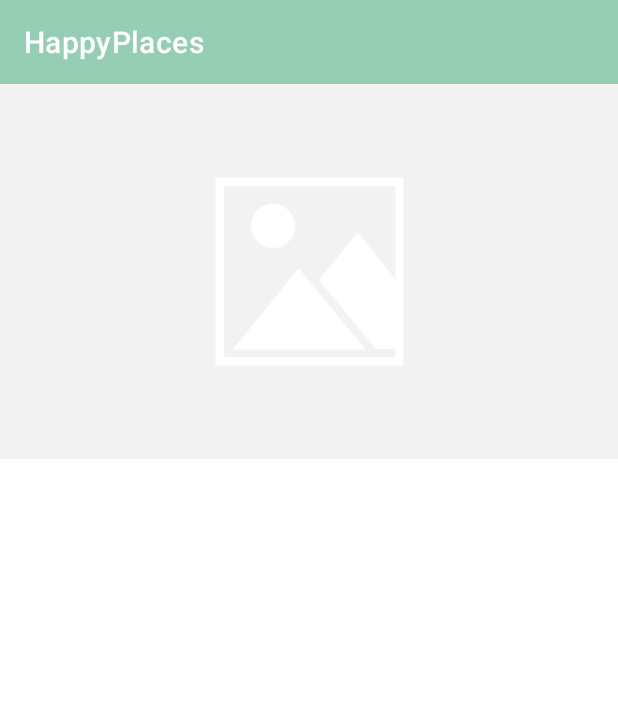
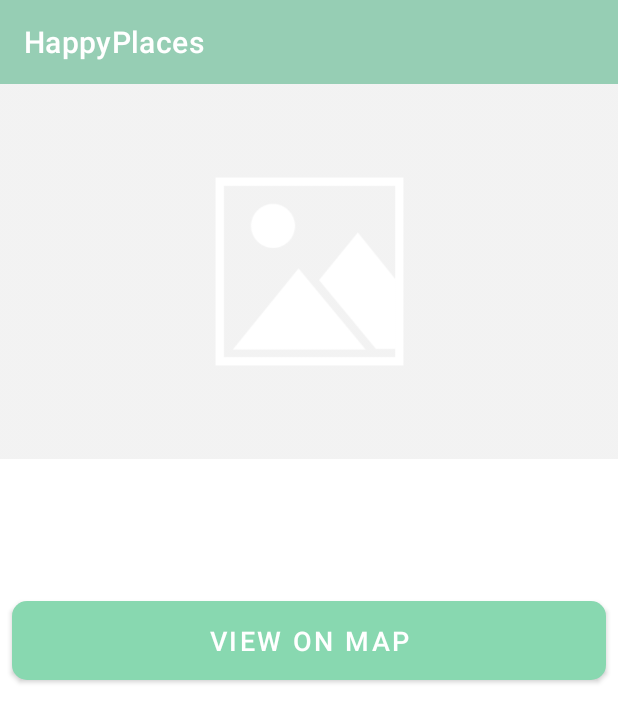
Before and after one commit to rikucherry1993/kotlin_mini_projects, an Android app: the HappyPlaceDetailActivity screen opened directly, with no data from a screen before it, on a phone screen of 412 x 824 dp. Shown: the top 722 px of the screen. Run offline under Robolectric (Android 15) with nearby library versions, the light colour scheme and no system bars.

Commit message:
Add view on map button

```diff
--- a/HappyPlaces/app/src/main/java/com/rikucherry/happyplaces/ui/HappyPlaceDetailActivity.kt
+++ b/HappyPlaces/app/src/main/java/com/rikucherry/happyplaces/ui/HappyPlaceDetailActivity.kt
@@ -1,5 +1,6 @@
 package com.rikucherry.happyplaces.ui
 
+import android.content.Intent
 import android.net.Uri
 import android.os.Bundle
 import androidx.appcompat.app.AppCompatActivity
@@ -31,6 +32,11 @@ class HappyPlaceDetailActivity : AppCompatActivity() {
             iv_place_image_detail.setImageURI(Uri.parse(model.image))
             tv_description.text = model.description
             tv_location.text = model.location
+            btn_map.setOnClickListener{
+                val intent = Intent(this, MapActivity::class.java)
+                intent.putExtra(MainActivity.EXTRA_PLACE_DETAILS, model)
+                startActivity(intent)
+            }
         }
     }
 }
--- a/HappyPlaces/app/src/main/res/layout/activity_happy_place_detail.xml
+++ b/HappyPlaces/app/src/main/res/layout/activity_happy_place_detail.xml
@@ -70,7 +70,27 @@
                 app:layout_constraintStart_toStartOf="parent"
                 app:layout_constraintTop_toBottomOf="@+id/tv_description"
                 tools:text="Location" />
+
+            <com.google.android.material.button.MaterialButton
+                android:id="@+id/btn_map"
+                android:layout_marginHorizontal="@dimen/detail_screen_location_marginStartEnd"
+                android:layout_width="match_parent"
+                android:layout_height="wrap_content"
+                android:layout_gravity="center"
+                android:layout_marginTop="@dimen/add_screen_btn_save_marginTop"
+                style="@style/CustomButtonStyle"
+                android:background="@drawable/shape_button_rounded"
+                android:gravity="center"
+                android:paddingTop="@dimen/add_screen_btn_save_paddingTopBottom"
+                android:paddingBottom="@dimen/add_screen_btn_save_paddingTopBottom"
+                android:text="@string/btn_text_map"
+                android:textColor="@color/white_color"
+                android:textSize="@dimen/btn_text_size"
+                app:layout_constraintEnd_toEndOf="parent"
+                app:layout_constraintStart_toStartOf="parent"
+                app:layout_constraintTop_toBottomOf="@+id/tv_location" />
         </androidx.constraintlayout.widget.ConstraintLayout>
+
     </ScrollView>
     <!--END-->
 </androidx.constraintlayout.widget.ConstraintLayout>
--- a/HappyPlaces/app/src/main/res/values/strings.xml
+++ b/HappyPlaces/app/src/main/res/values/strings.xml
@@ -7,8 +7,9 @@
     <string name="edit_text_hint_location">Location</string>
     <string name="text_add_image">ADD IMAGE</string>
     <string name="btn_text_save">SAVE</string>
+    <string name="btn_text_map">VIEW ON MAP</string>
     <string name="note_text_no_item">No Happy Places yet.</string>
     <string name="image_content_description">image</string>
 
-<!--    <string name="google_maps_key">Add your key here</string>-->
+    <!--    <string name="google_maps_key">Add your key here</string>-->
 </resources>
```
Also changed, not shown: HappyPlaces/app/src/main/AndroidManifest.xml (+6 -9 lines), HappyPlaces/app/src/main/java/com/rikucherry/happyplaces/ui/MapActivity.kt (added, +20 -0 lines), HappyPlaces/app/src/main/res/layout/activity_map.xml (added, +31 -0 lines).
